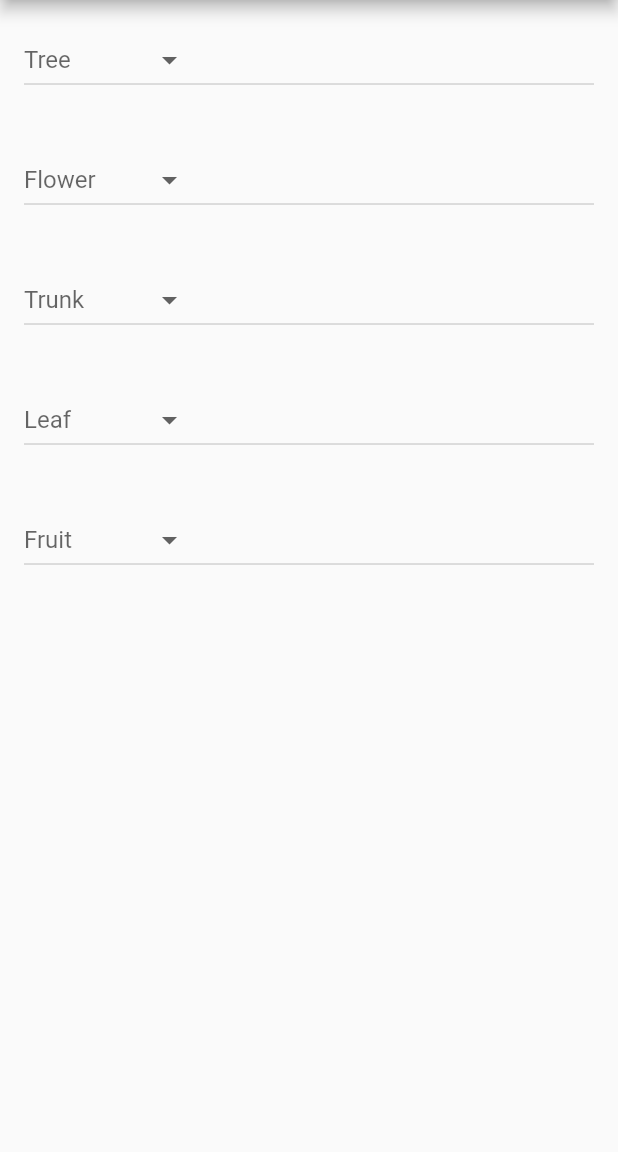
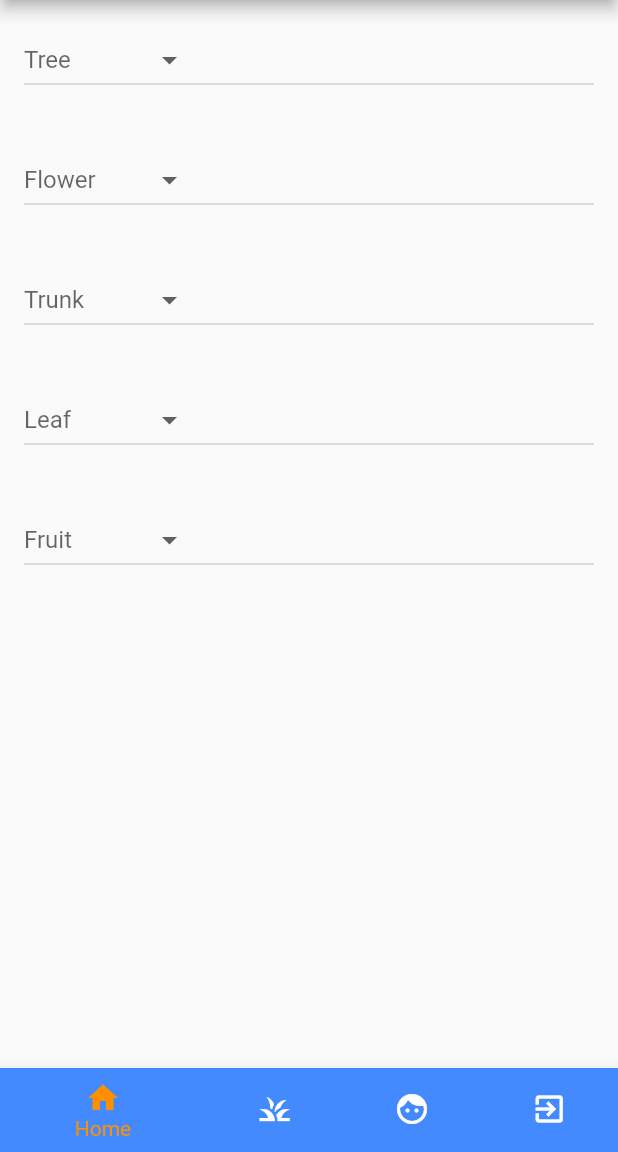
Before and after one commit to Jecsel/tree-tracer, a Flutter app: the MyDropdownDemo screen opened directly, on a phone screen of 412 x 824 dp, the part 84-1236 px from its top. Run offline on Flutter 3.47's test engine with Material 2 defaults, Android fonts, the phone set to English and light mode, and no system bars; our stand-ins replace carousel_slider, device_preview, hive_flutter, image_picker, sqflite, sqflite_common and 1 more; missing offline and left inert: flutter_timer_countdown, image_compare; accounts and stored records are empty.

Commit message:
scan ui reversion

```diff
--- a/lib/screens/home.dart
+++ b/lib/screens/home.dart
@@ -183,7 +183,7 @@ class _HomeState extends State<Home> {
                           borderRadius: BorderRadius.circular(8),
                         ),
                       ),
-                      onPressed: () {_getImageFromCamera;},
+                      onPressed: _getImageFromCamera,
                       child: const Text("Scan"),
                     ),
                   SizedBox(height: 10),
@@ -195,7 +195,7 @@ class _HomeState extends State<Home> {
                           borderRadius: BorderRadius.circular(8),
                         ),
                       ),
-                      onPressed: () {_getFromGallery;},
+                      onPressed: _getFromGallery,
                       child: const Text("Upload Image"),
                   ),
                   SizedBox(height: 10),
@@ -219,7 +219,7 @@ class _HomeState extends State<Home> {
                           borderRadius: BorderRadius.circular(8),
                         ),
                       ),
-                      onPressed: () {compareImages(src1: localImage, src2: takenImage);},
+                      onPressed: compareTwoImages,
                       child: const Text("Compare"),
                     ),
                   SizedBox(height: 10),
--- a/lib/screens/trees.dart
+++ b/lib/screens/trees.dart
@@ -63,12 +63,12 @@ class _MyDropdownDemoState extends State<MyDropdownDemo> {
   List<DropdownItem> dropdownItems = [
     DropdownItem(
       label: 'Item 1',
-      imagePath: "assets/images/narra.jpeg",
+      imagePath: "assets/images/balobo.jpeg",
       description: 'Description for Item 1',
     ),
     DropdownItem(
       label: 'Item 2',
-      imagePath: "assets/images/narra.jpeg",
+      imagePath: "assets/images/balobo.jpeg",
       description: 'Description for Item 2',
     ),
     // Add more items as needed
@@ -258,7 +258,7 @@ class _MyDropdownDemoState extends State<MyDropdownDemo> {
               },
             ),
             _buildDrawerItem(
-              title: 'Mangrooves',
+              title: 'Trees',
               index: 1,
               onTap: () {
                 Navigator.pushReplacement(context, MaterialPageRoute(builder: (context)=> Trees()));
@@ -283,6 +283,53 @@ class _MyDropdownDemoState extends State<MyDropdownDemo> {
           ],
         ),
       ),
+     bottomNavigationBar: BottomNavigationBar(
+          items: const <BottomNavigationBarItem>[
+            BottomNavigationBarItem(
+                icon: Icon(Icons.home),
+                label: 'Home',
+                backgroundColor: Colors.blueAccent),
+            BottomNavigationBarItem(
+                icon: Icon(Icons.grass),
+                label: 'Trees',
+                backgroundColor: Colors.blueAccent),
+            BottomNavigationBarItem(
+                icon: Icon(Icons.face),
+                label: 'About',
+                backgroundColor: Colors.blueAccent),
+            // BottomNavigationBarItem(
+            //     icon: Icon(Icons.qr_code_scanner_sharp),
+            //     label: 'Scan',
+            //     backgroundColor: Colors.blueAccent),
+            BottomNavigationBarItem(
+                icon: Icon(Icons.exit_to_app),
+                label: 'Exit',
+                backgroundColor: Colors.blueAccent),
+          ],
+          currentIndex: _selectedIndex,
+          selectedItemColor: Colors.amber[800],
+          onTap: (int index) {
+            switch (index) {
+              case 0:
+                Navigator.pushReplacement(
+                    context, MaterialPageRoute(builder: (context) => Home()));
+              case 1:
+                Navigator.pushReplacement(context,
+                MaterialPageRoute(builder: (context) => Trees()));
+              case 2:
+                Navigator.pushReplacement(context,
+                MaterialPageRoute(builder: (context) => AboutUs()));
+              case 3:
+                Navigator.pushReplacement(
+                    context, MaterialPageRoute(builder: (context) => Home()));
+            }
+            setState(
+              () {
+                _selectedIndex = index;
+              },
+            );
+          },
+        ),
     );
   }
 }
```
Also changed, not shown: lib/screens/about_us.dart (+48 -1 lines).
